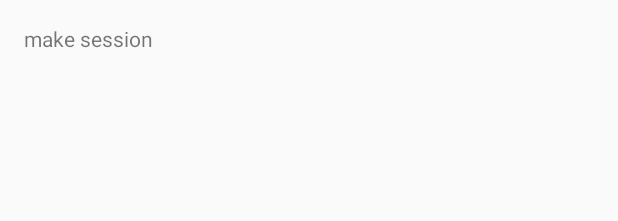
After one commit to yhc5/HappyPoo, an Android app: the layout activity_make_session.xml on its own in the app's theme, with its tools: preview values and no code run, on a phone screen of 412 x 824 dp. The commit adds this screen. Shown: the top 221 px of the screen. Run offline under Robolectric (Android 15) with nearby library versions, the phone set to English and light mode, and no system bars.

Commit message:
starting MakeSessionActivity

```diff
--- a/app/src/main/AndroidManifest.xml
+++ b/app/src/main/AndroidManifest.xml
@@ -18,6 +18,8 @@
                 <category android:name="android.intent.category.LAUNCHER" />
             </intent-filter>
         </activity>
+        <activity android:name="MakeSessionActivity" >
+        </activity>
     </application>
 
 </manifest>
--- /dev/null
+++ b/app/src/main/res/layout/activity_make_session.xml
@@ -0,0 +1,18 @@
+<?xml version="1.0" encoding="utf-8"?>
+<RelativeLayout xmlns:android="http://schemas.android.com/apk/res/android"
+    xmlns:tools="http://schemas.android.com/tools" android:layout_width="match_parent"
+    android:layout_height="match_parent" android:paddingLeft="@dimen/activity_horizontal_margin"
+    android:paddingRight="@dimen/activity_horizontal_margin"
+    android:paddingTop="@dimen/activity_vertical_margin"
+    android:paddingBottom="@dimen/activity_vertical_margin"
+    tools:context="comapplication.example.yoonhyung.happypoo.MakeSessionActivity">
+
+    <TextView
+        android:layout_width="wrap_content"
+        android:layout_height="wrap_content"
+        android:text="make session"
+        android:id="@+id/textView2"
+        android:layout_alignParentTop="true"
+        android:layout_alignParentLeft="true"
+        android:layout_alignParentStart="true" />
+</RelativeLayout>
```
Also changed, not shown: app/src/main/java/comapplication/example/yoonhyung/happypoo/MainActivity.java (+8 -0 lines), app/src/main/java/comapplication/example/yoonhyung/happypoo/MakeSessionActivity.java (added, +15 -0 lines), app/src/main/res/layout/content_main.xml (+12 -1 lines).
